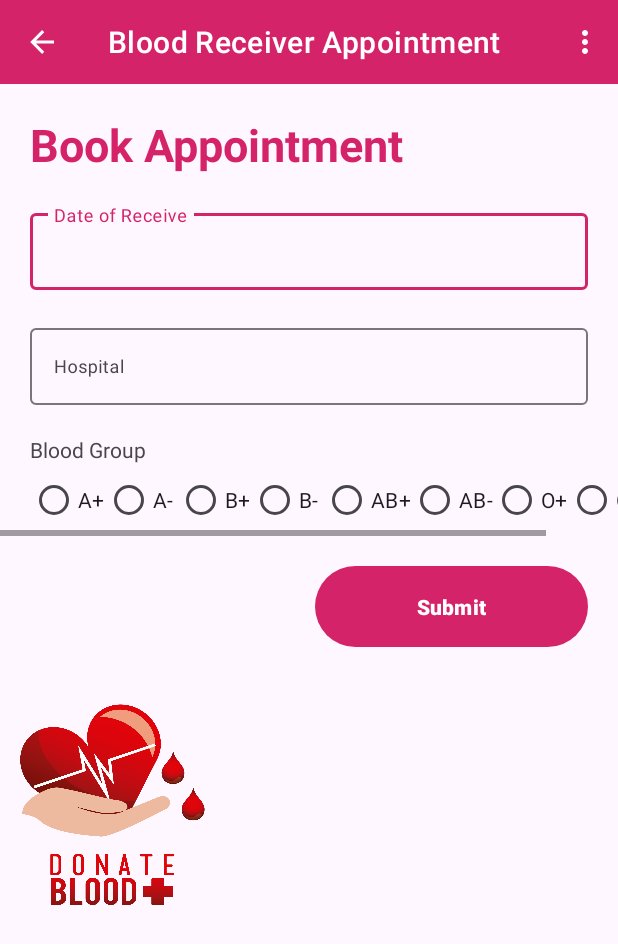
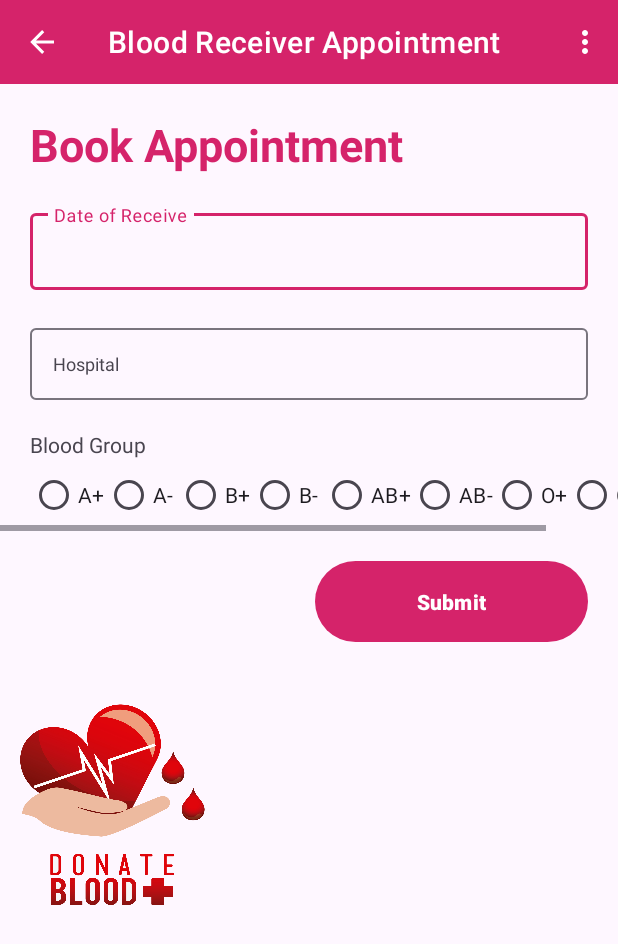
Before and after one commit to ksl-fourwalls/blood_donate, an Android app: the layout receivers_appointment.xml on its own in the app's theme, with its tools: preview values and no code run, on a phone screen of 412 x 824 dp. Shown: the top 944 px of the screen. Run offline under Robolectric (Android 15) with nearby library versions, the phone set to English and light mode, and no system bars.

Commit message:
padding will make things looks better

```diff
--- a/project/app/src/main/res/layout/receivers_appointment.xml
+++ b/project/app/src/main/res/layout/receivers_appointment.xml
@@ -72,7 +72,7 @@
 
 
             <EditText
-                android:id="@+id/editTextName"
+                android:id="@+id/receivedate"
                 style="@style/modifiedEditText"
                 android:hint="Date of Receive"
                 android:importantForAccessibility="no"
@@ -91,15 +91,14 @@
             android:layout_marginLeft="20dp"
             android:layout_marginTop="@dimen/loginViewsMargin">
 
-
-            <EditText
+            <AutoCompleteTextView
                 android:id="@+id/hospital"
                 style="@style/modifiedEditText"
-                android:hint="Hospital"
                 android:importantForAccessibility="no"
                 android:minHeight="48dp"
+                android:hint="Hospital"
+                android:paddingLeft="15dp"
                 android:inputType="textPersonName"
-
                 android:maxLines="1" />
 
         </com.google.android.material.textfield.TextInputLayout >
@@ -120,6 +119,7 @@
             android:layout_height="wrap_content"
             >
             <RadioGroup
+                android:id="@+id/whichbloodgroup"
                 android:layout_width="match_parent"
                 android:layout_height="match_parent"
                 android:orientation="horizontal"
@@ -130,40 +130,48 @@
                     android:layout_width="wrap_content"
                     android:layout_height="wrap_content"
                     android:text="@string/a_positive"
+                    android:id="@+id/radio1"
                     />
 
                 <RadioButton
                     android:layout_width="wrap_content"
                     android:layout_height="wrap_content"
                     android:text="@string/a_negative"
+                    android:id="@+id/radio2"
                     />
 
                 <RadioButton
                     android:layout_width="wrap_content"
                     android:layout_height="wrap_content"
-                    android:text="@string/b_positive"/>
+                    android:text="@string/b_positive"
+                    android:id="@+id/radio3"/>
                 <RadioButton
                     android:layout_width="wrap_content"
                     android:layout_height="wrap_content"
-                    android:text="@string/b_negative"/>
+                    android:text="@string/b_negative"
+                    android:id="@+id/radio4"/>
 
                 <RadioButton
                     android:layout_width="wrap_content"
                     android:layout_height="wrap_content"
-                    android:text="@string/ab_positive"/>
+                    android:text="@string/ab_positive"
+                    android:id="@+id/radio5"/>
                 <RadioButton
                     android:layout_width="wrap_content"
                     android:layout_height="wrap_content"
-                    android:text="@string/ab_negative"/>
+                    android:text="@string/ab_negative"
+                    android:id="@+id/radio6"/>
                 <RadioButton
                     android:layout_width="wrap_content"
                     android:layout_height="wrap_content"
-                    android:text="@string/o_positive"/>
+                    android:text="@string/o_positive"
+                    android:id="@+id/radio7"/>
                 <RadioButton
                     android:layout_width="wrap_content"
                     android:layout_marginRight="40dp"
                     android:layout_height="wrap_content"
-                    android:text="@string/o_negative"/>
+                    android:text="@string/o_negative"
+                    android:id="@+id/radio8"/>
 
             </RadioGroup>
         </HorizontalScrollView>
@@ -171,7 +179,7 @@
 
 
         <Button
-            android:id="@+id/DonorAppointment"
+            android:id="@+id/ReceiverAppointment"
             style="@style/loginButton"
             android:text="Submit"
             android:layout_gravity="right"
```
Also changed, not shown: project/app/src/main/java/com/example/project/MainActivity.java (+23 -2 lines), project/app/src/main/res/layout/donors_appointment.xml (+21 -13 lines), 3 other files.
